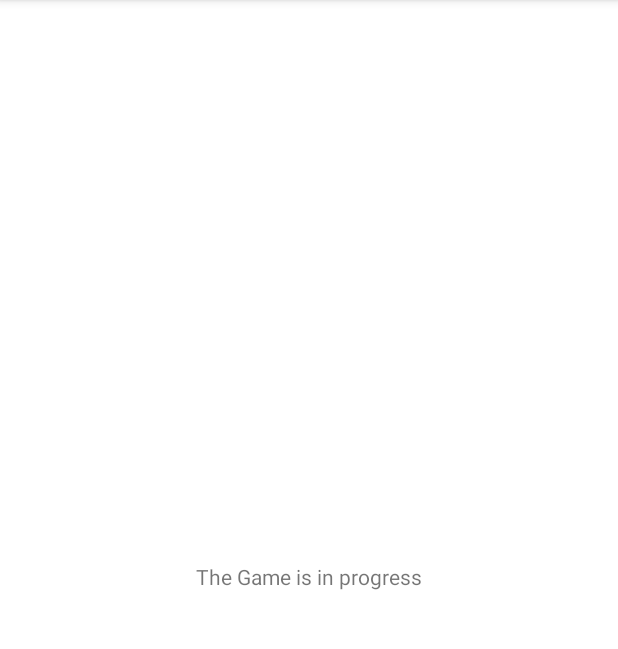
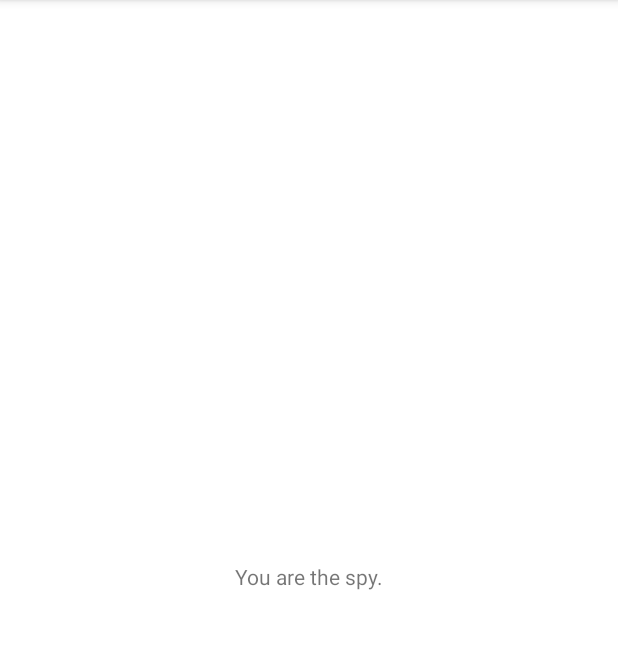
Before and after one commit to dtuskenis/spyfall-android, an Android app: the RoomFragment screen opened through its navigation route, on a phone screen of 412 x 824 dp, the part 84-733 px from its top. Run offline under Robolectric (Android 15) with nearby library versions, the phone set to English and light mode, and no system bars.

Commit message:
Simple implementation of room screen

```diff
--- a/app/build.gradle
+++ b/app/build.gradle
@@ -1,6 +1,7 @@
 plugins {
     id 'com.android.application'
     id 'kotlin-android'
+    id 'kotlin-parcelize'
     id 'kotlinx-serialization'
 
     // Should be applied after android and kotlin plugins
--- a/app/src/main/kotlin/com/denistuskenis/spyfall/ui/destinations/room/RoomFragment.kt
+++ b/app/src/main/kotlin/com/denistuskenis/spyfall/ui/destinations/room/RoomFragment.kt
@@ -1,6 +1,27 @@
 package com.denistuskenis.spyfall.ui.destinations.room
 
+import android.os.Bundle
+import android.view.View
+import androidx.navigation.fragment.navArgs
+import com.denistuskenis.spyfall.R
 import com.denistuskenis.spyfall.ui.destinations.DestinationFragment
 import com.denistuskenis.spyfall.databinding.FragmentRoomBinding as ViewBinding
 
-class RoomFragment : DestinationFragment<ViewBinding>(ViewBinding::inflate)
+class RoomFragment : DestinationFragment<ViewBinding>(ViewBinding::inflate) {
+
+    private val args: RoomFragmentArgs by navArgs()
+
+    override fun onViewCreated(view: View, savedInstanceState: Bundle?) {
+        super.onViewCreated(view, savedInstanceState)
+
+        val civilRole = args.civilRole
+
+        binding.roleView.text = if (civilRole != null) {
+            getString(
+                R.string.room_screen_role_civil,
+                civilRole.role,
+                civilRole.locationName
+            )
+        } else getString(R.string.room_screen_role_spy)
+    }
+}
--- a/app/src/main/res/layout/fragment_room.xml
+++ b/app/src/main/res/layout/fragment_room.xml
@@ -8,14 +8,14 @@
     >
 
     <TextView
-        android:id="@+id/title"
+        android:id="@+id/role_view"
         android:layout_width="wrap_content"
         android:layout_height="wrap_content"
-        android:text="@string/room_screen_title"
         app:layout_constraintStart_toStartOf="parent"
         app:layout_constraintEnd_toEndOf="parent"
         app:layout_constraintTop_toTopOf="parent"
         app:layout_constraintBottom_toBottomOf="parent"
+        tools:text="@string/room_screen_role_spy"
         />
 
 </androidx.constraintlayout.widget.ConstraintLayout>
--- a/app/src/main/res/navigation/nav_graph.xml
+++ b/app/src/main/res/navigation/nav_graph.xml
@@ -67,6 +67,14 @@
         android:id="@+id/destination_room"
         android:name="com.denistuskenis.spyfall.ui.destinations.room.RoomFragment"
         tools:layout="@layout/fragment_room"
-        />
+        >
+
+        <argument
+            android:name="civilRole"
+            app:argType="com.denistuskenis.spyfall.ui.destinations.room.CivilRole"
+            app:nullable="true"
+            />
+
+    </fragment>
 
 </navigation>
--- a/app/src/main/res/values/strings.xml
+++ b/app/src/main/res/values/strings.xml
@@ -12,7 +12,8 @@
 
     <string name="join_room_screen_title">Join Room</string>
 
-    <string name="room_screen_title">The Game is in progress</string>
+    <string name="room_screen_role_civil">You are "%1s" (location is "%2s")</string>
+    <string name="room_screen_role_spy">You are the spy.</string>
 
     <string name="waiting_room_screen_players_readiness_format">%1d of %2d ready</string>
     <string name="waiting_room_screen_ready_button_title">Ready</string>
```
Also changed, not shown: app/src/main/kotlin/com/denistuskenis/spyfall/ui/destinations/room/CivilRole.kt (added, +10 -0 lines), app/src/main/kotlin/com/denistuskenis/spyfall/ui/destinations/waiting/WaitingRoomFragment.kt (+9 -1 lines).
